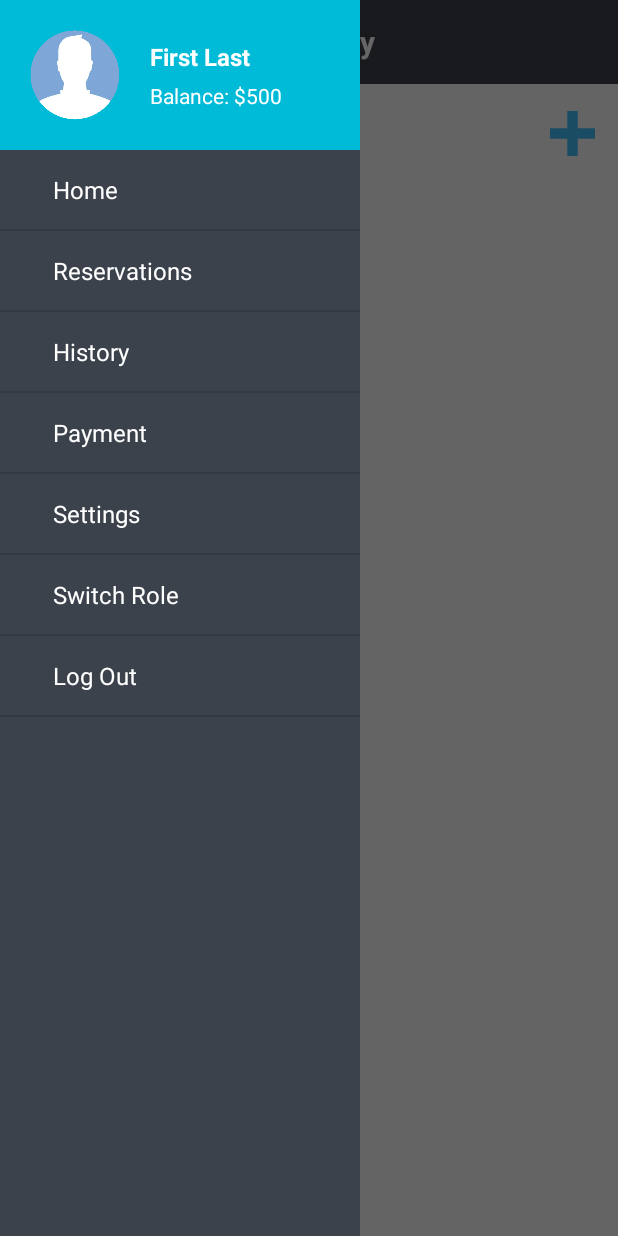
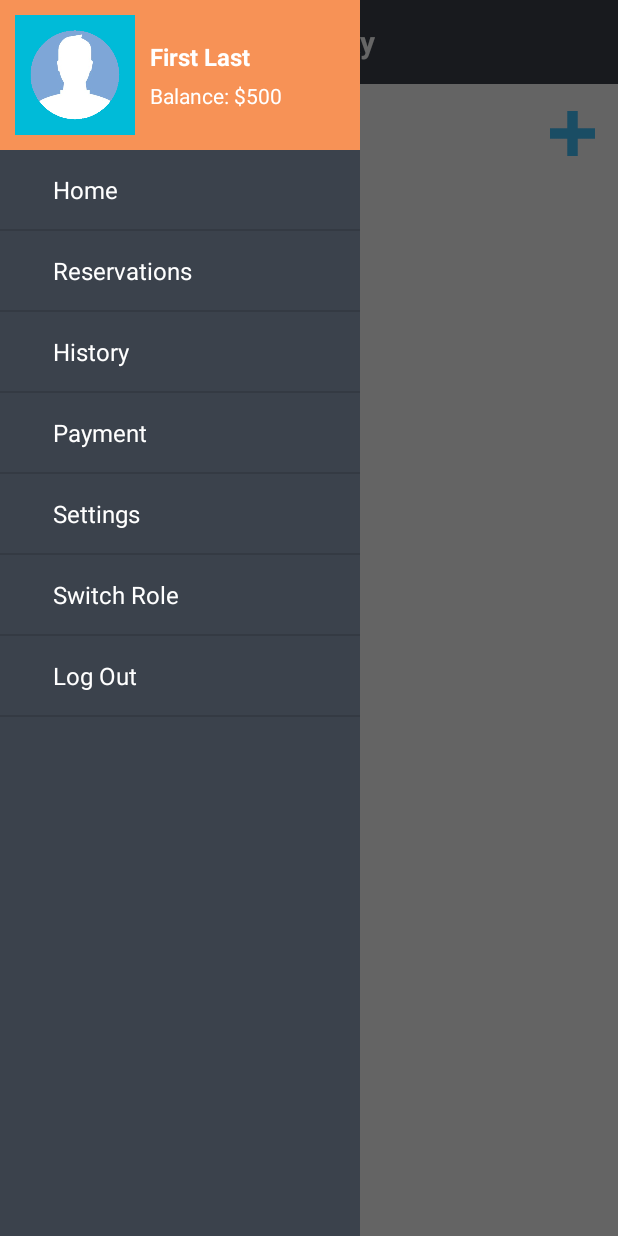
Before and after one commit to yunalee22/ParkNPay, an Android app: the OwnerMainActivity screen opened directly, with no data from a screen before it, with the side drawer open, on a phone screen of 412 x 824 dp. Run offline under Robolectric (Android 15) with nearby library versions, the phone set to English and light mode, and no system bars; our stand-ins replace Firebase (no records; nobody signed in at launch, a user with empty details on screens opened directly), Picasso; pictures from the network do not load; 4 statements that could not run were skipped.

Commit message:
Added owner and seeker drawer color coding

```diff
--- a/app/src/main/res/layout/owner_main.xml
+++ b/app/src/main/res/layout/owner_main.xml
@@ -71,7 +71,7 @@
             android:layout_width="240dp"
             android:layout_height="wrap_content"
             android:layout_gravity="start"
-            android:background="@color/blue"
+            android:background="@color/orange"
             android:gravity="center_vertical"
             android:orientation="horizontal"
             android:padding="10dp">
--- a/app/src/main/res/layout/seeker_main.xml
+++ b/app/src/main/res/layout/seeker_main.xml
@@ -128,7 +128,7 @@
             android:layout_width="240dp"
             android:layout_height="wrap_content"
             android:layout_gravity="start"
-            android:background="@color/blue"
+            android:background="@color/green"
             android:gravity="center_vertical"
             android:orientation="horizontal"
             android:padding="10dp">
```
